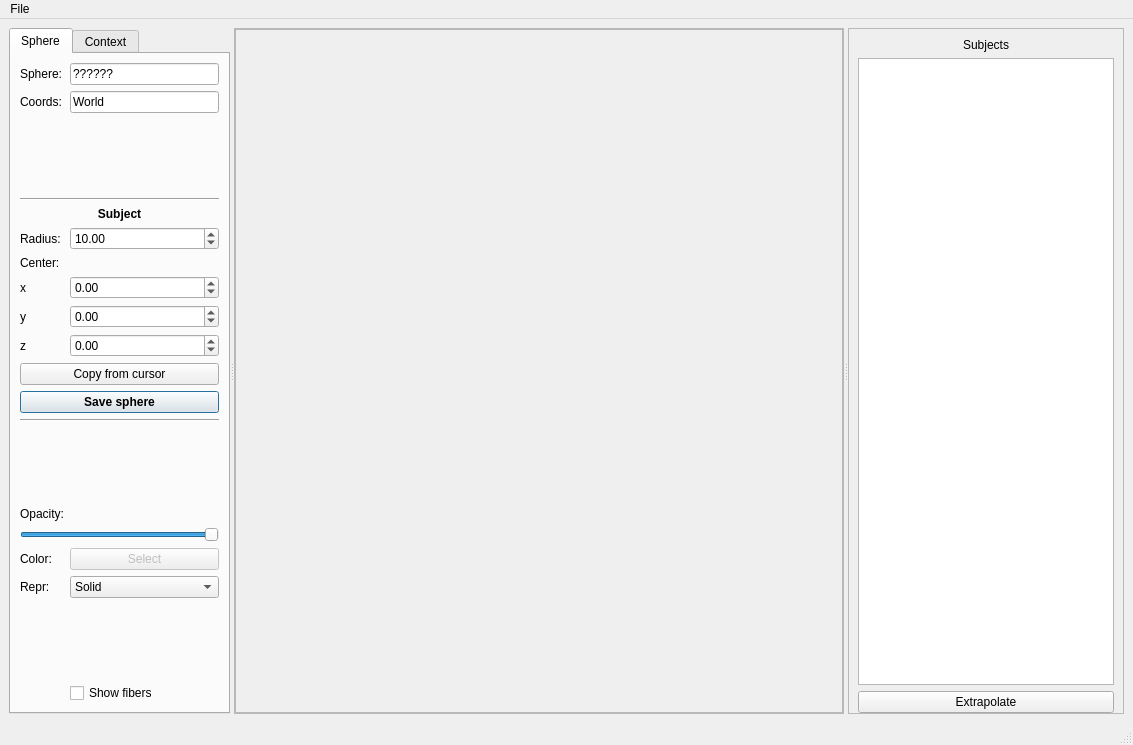
This is braviz/interaction/qt_guis/roi_builder.ui in diego0020/braviz-app as Qt 5 draws it before an edit. The edited form follows.
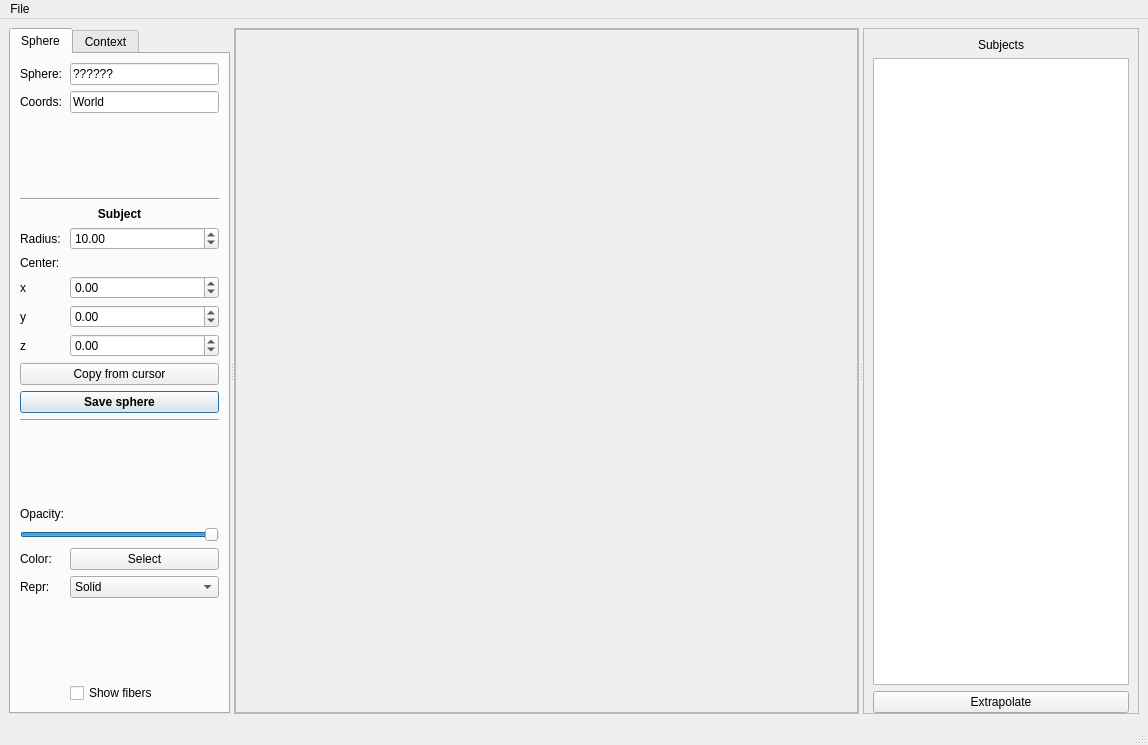
This is the edited form.

Commit message: sphere with color

```diff
--- a/braviz/interaction/qt_guis/roi_builder.ui
+++ b/braviz/interaction/qt_guis/roi_builder.ui
@@ -6,7 +6,7 @@
    <rect>
     <x>0</x>
     <y>0</y>
-    <width>1133</width>
+    <width>1148</width>
     <height>745</height>
    </rect>
   </property>
@@ -298,7 +298,7 @@
          <item row="20" column="1">
           <widget class="QPushButton" name="pushButton_3">
            <property name="enabled">
-            <bool>false</bool>
+            <bool>true</bool>
            </property>
            <property name="text">
             <string>Select</string>
@@ -653,7 +653,7 @@
     <rect>
      <x>0</x>
      <y>0</y>
-     <width>1133</width>
+     <width>1148</width>
      <height>26</height>
     </rect>
    </property>
```
Left out of the diff: 26 changed lines with no effect on the pictures. The commit also changes 2 other files.
